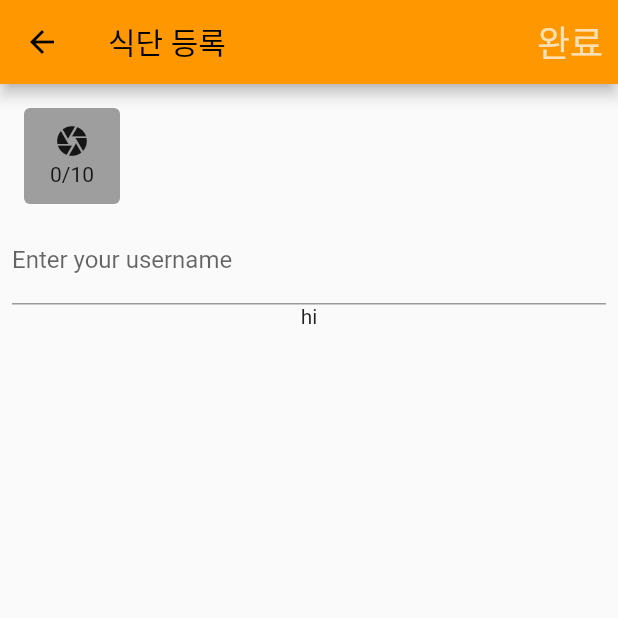
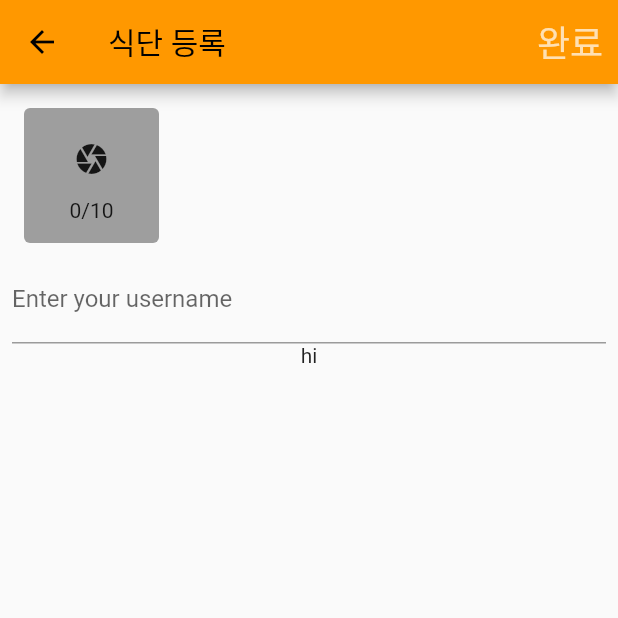
Before and after one commit to harry81/meal_notes, a Flutter app: the screen it shows after launch, after a tap on the "add" icon, on a phone screen of 412 x 824 dp, the top half of it. Run offline on Flutter 3.47's test engine with Material 2 defaults, Android fonts, the phone set to English and light mode, and no system bars; our stand-ins replace camera, get, google_fonts; generated files the repository leaves out were written again; network calls fail.

Commit message:
Get ready to use camera

```diff
--- a/lib/controllers/add_controller.dart
+++ b/lib/controllers/add_controller.dart
@@ -1,5 +1,12 @@
+import 'package:camera/camera.dart';
 import 'package:get/get.dart';
 
+
 class AddController extends GetxController {
+  late List<CameraDescription> cameras;
 
+  Future<void> detectCameras() async {
+    cameras = await availableCameras();
+    print(cameras);
+  }
 }
--- a/lib/main.dart
+++ b/lib/main.dart
@@ -1,11 +1,14 @@
 import 'package:flutter/material.dart';
 import 'package:flutter_localizations/flutter_localizations.dart';
+import 'package:meal_notes/controllers/add_controller.dart';
 import 'package:meal_notes/pages/add_page.dart';
 import 'package:meal_notes/pages/myhome_page.dart';
 import 'package:get/get.dart';
 import 'package:google_fonts/google_fonts.dart';
 
-void main() {
+
+void main() async {
+  WidgetsFlutterBinding.ensureInitialized();
   runApp(const MyApp());
 }
 
@@ -37,6 +40,9 @@ class MyApp extends StatelessWidget {
         GetPage(
           name: '/add',
           page: () => AddPage(),
+          binding: BindingsBuilder((){
+            Get.lazyPut<AddController>(() => AddController());
+          }),
           transition: Transition.rightToLeft,
           transitionDuration: const Duration(milliseconds: 200),
           curve: Curves.fastOutSlowIn,
--- a/lib/pages/add_page.dart
+++ b/lib/pages/add_page.dart
@@ -4,6 +4,8 @@ import 'package:get/get.dart';
 import 'package:meal_notes/controllers/add_controller.dart';
 
 class AddPage extends GetView<AddController> {
+  final AddController c = Get.find();
+
   @override
   Widget build(BuildContext context) {
     return Scaffold(
@@ -19,19 +21,7 @@ class AddPage extends GetView<AddController> {
                   style: TextStyle(color: Colors.white70, fontSize: 24)))
         ],
       ),
-      body: AddBody(),
-    );
-  }
-}
-
-class AddBody extends StatelessWidget {
-  const AddBody({
-    Key? key,
-  }) : super(key: key);
-
-  @override
-  Widget build(BuildContext context) {
-    return Container(
+      body: Container(
         margin: EdgeInsets.all(8),
         child: Column(
           children: [
@@ -40,8 +30,8 @@ class AddBody extends StatelessWidget {
               child: Row(
                 children: [
                   Container(
-                  width: 64,
-                  height: 64,
+                    width: 90,
+                    height: 90,
                     padding: const EdgeInsets.all(8.0),
                     decoration: BoxDecoration(
                         color: Colors.grey,
@@ -50,7 +40,10 @@ class AddBody extends StatelessWidget {
                       children: [
                         Container(
                           margin: EdgeInsets.all(2),
-                        child: Icon(Icons.camera),
+                          child: IconButton(
+                              onPressed: () async {
+                                c.detectCameras();
+                              }, icon: Icon(Icons.camera)),
                         ),
                         Text("0/10")
                       ],
@@ -70,6 +63,7 @@ class AddBody extends StatelessWidget {
             ),
           ],
         ),
+      ),
     );
   }
 }
--- a/pubspec.yaml
+++ b/pubspec.yaml
@@ -32,6 +32,7 @@ dependencies:
   flutter_localizations:
     sdk: flutter
   json_annotation: ^4.6.0
+  camera: ^0.10.0+1
 
   # The following adds the Cupertino Icons font to your application.
   # Use with the CupertinoIcons class for iOS style icons.
```
Also changed, not shown: pubspec.lock, 1 other file. Lines whose indentation alone changed are shown as unchanged.
